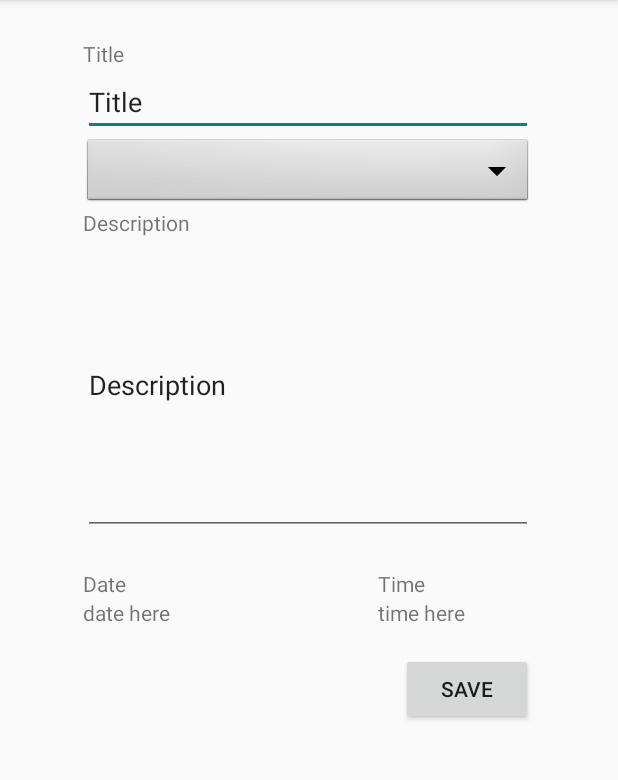
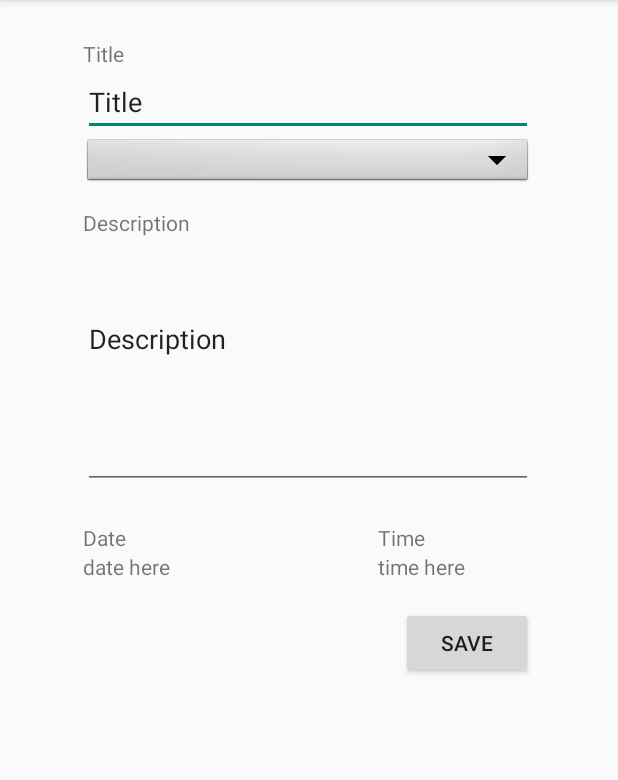
Before and after one commit to Sonicskater/todo-taskmanager-app, an Android app: the EventCreateView screen opened directly, with no data from a screen before it, after a tap on "SAVE", on a phone screen of 412 x 824 dp, the part 84-864 px from its top. Run offline under Robolectric (Android 15) with nearby library versions, the phone set to English and light mode, and no system bars; our stand-ins replace Firebase (no records; nobody signed in at launch, a user with empty details on screens opened directly); libraries missing offline, so code that uses them is left out: com.firebase.ui.

```diff
--- a/app/src/main/java/com/describe/taskmanager/EventCreateView.java
+++ b/app/src/main/java/com/describe/taskmanager/EventCreateView.java
@@ -83,12 +83,8 @@ public class EventCreateView extends AppCompatActivity implements UIInterface,Da
 
     public void onCreateEvent(View view) throws ParseException
     {
-        //creates new event
-        TaskEvent newEvent = buildTask();
-        //saves the text in the field after the submit button pressed
-
-        //Uploads task to Firestore
-        fbAgent.addTask(debug_user,"category",newEvent,this);
+        ///Create and upload task to Firestore
+        fbAgent.addTask(debug_user,"category", buildTask(),this);
     }
 
     //this method just formats the date and times into readable strings
@@ -116,7 +112,7 @@ public class EventCreateView extends AppCompatActivity implements UIInterface,Da
     }
 
     private String getTextValue(int fieldId) {
-        TextView field = (TextView)findViewById(fieldId);
+        TextView field = findViewById(fieldId);
         return field.getText().toString();
     }
 
--- a/app/src/main/res/layout/content_event_view.xml
+++ b/app/src/main/res/layout/content_event_view.xml
@@ -40,10 +40,9 @@
         <Spinner
             android:id="@+id/categoriesSpinner"
             android:layout_width="300dp"
-            android:layout_height="wrap_content"
+            android:layout_height="35dp"
+            android:layout_alignStart="@+id/titleText"
             android:layout_below="@+id/titleText"
-            android:layout_centerHorizontal="true"
-            android:layout_marginBottom="17dp"
             android:width="300dp"
             android:background="@android:drawable/btn_dropdown"
             android:spinnerMode="dropdown" />
```
Also changed, not shown: 1 other file.
